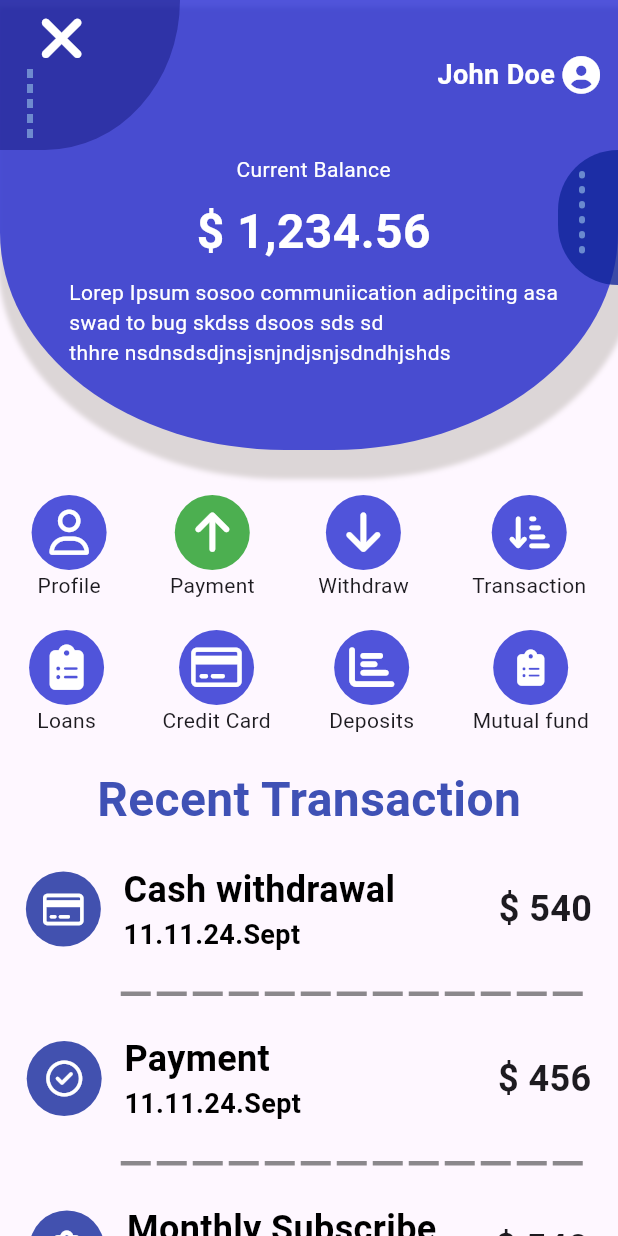
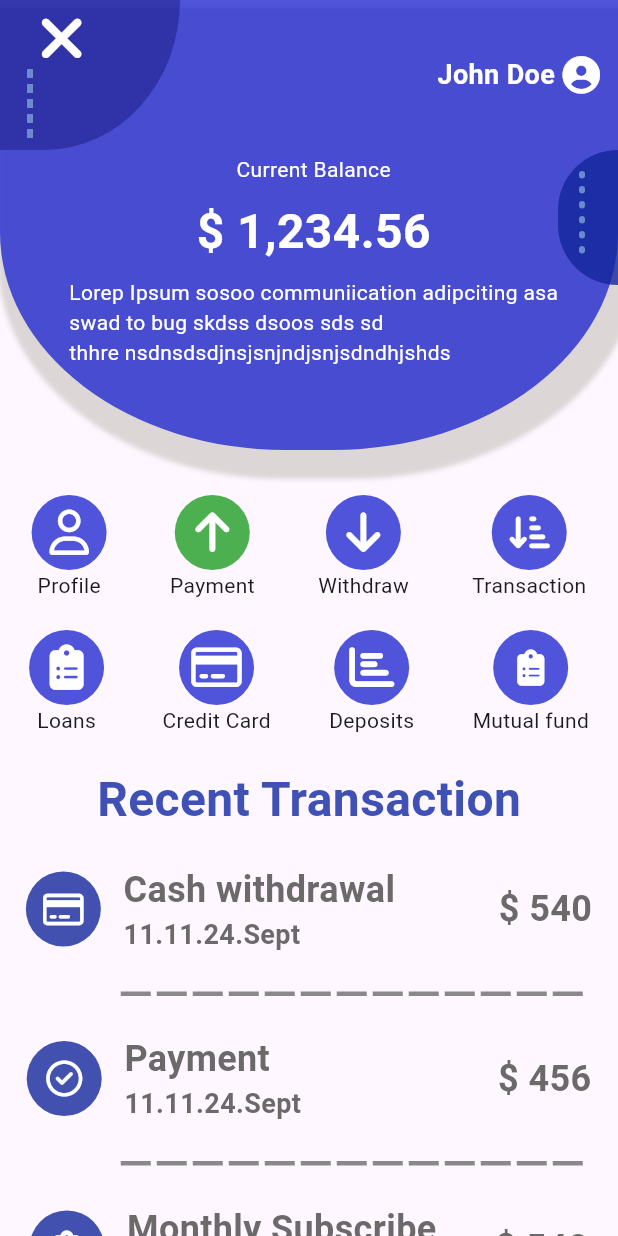
Before and after one commit to ismunta/dashboard, a Flutter app: the screen it shows after launch, on a phone screen of 412 x 824 dp. Run offline on Flutter 3.47's test engine with Material 3 defaults, Android fonts, the phone set to English and light mode, and no system bars; drawn by our look-alikes of dotted_line; our stand-ins replace font_awesome_flutter.

Commit message:
second commit

```diff
--- a/lib/home.dart
+++ b/lib/home.dart
@@ -338,14 +338,14 @@ class Myhome extends StatelessWidget {
                         Text(
                           "Cash withdrawal",
                           style: TextStyle(
-                              color: Colors.black,
+                              color: Color(0xd9525050),
                               fontWeight: FontWeight.bold,
                               fontSize: 24),
                         ),
                         Text(
                           "11.11.24.Sept",
                           style: TextStyle(
-                              color: Colors.black,
+                              color: Color(0xd9525050),
                               fontWeight: FontWeight.bold,
                               fontSize: 18),
                         ),
@@ -355,7 +355,7 @@ class Myhome extends StatelessWidget {
                   const SizedBox(),
                   const Text(
                     "\$ 540",
-                    style: TextStyle(fontSize: 24, fontWeight: FontWeight.bold),
+                    style: TextStyle(color:Color(0xd9525050),fontSize: 24, fontWeight: FontWeight.bold),
                   )
                 ],
               ),
@@ -399,14 +399,14 @@ class Myhome extends StatelessWidget {
                         Text(
                           "Payment",
                           style: TextStyle(
-                              color: Colors.black,
+                              color: Color(0xd9525050),
                               fontWeight: FontWeight.bold,
                               fontSize: 24),
                         ),
                         Text(
                           "11.11.24.Sept",
                           style: TextStyle(
-                              color: Colors.black,
+                              color: Color(0xd9525050),
                               fontWeight: FontWeight.bold,
                               fontSize: 18),
                         ),
@@ -418,7 +418,7 @@ class Myhome extends StatelessWidget {
                   ),
                   const Text(
                     "\$ 456",
-                    style: TextStyle(fontSize: 24, fontWeight: FontWeight.bold),
+                    style: TextStyle(color:Color(0xd9525050),fontSize: 24, fontWeight: FontWeight.bold),
                   )
                 ],
               ),
@@ -462,14 +462,14 @@ class Myhome extends StatelessWidget {
                         Text(
                           "Monthly Subscribe",
                           style: TextStyle(
-                              color: Colors.black,
+                              color: Color(0xd9525050),
                               fontWeight: FontWeight.bold,
                               fontSize: 24),
                         ),
                         Text(
                           "11.11.24.Sept",
                           style: TextStyle(
-                              color: Colors.black,
+                              color: Color(0xd9525050),
                               fontWeight: FontWeight.bold,
                               fontSize: 18),
                         ),
@@ -479,7 +479,7 @@ class Myhome extends StatelessWidget {
                   // const SizedBox(),
                   const Text(
                     "\$ 540",
-                    style: TextStyle(fontSize: 24, fontWeight: FontWeight.bold),
+                    style: TextStyle(color: Color(0xd9525050),fontSize: 24, fontWeight: FontWeight.bold),
                   )
                 ],
               ),
@@ -523,14 +523,14 @@ class Myhome extends StatelessWidget {
                         Text(
                           "Grocery Store",
                           style: TextStyle(
-                              color: Colors.black,
+                              color: Color(0xd9525050),
                               fontWeight: FontWeight.bold,
                               fontSize: 24),
                         ),
                         Text(
                           "11.11.24.Sept",
                           style: TextStyle(
-                              color: Colors.black,
+                              color: Color(0xd9525050),
                               fontWeight: FontWeight.bold,
                               fontSize: 18),
                         ),
@@ -542,7 +542,7 @@ class Myhome extends StatelessWidget {
                   ),
                   const Text(
                     "\$ 540",
-                    style: TextStyle(fontSize: 24, fontWeight: FontWeight.bold),
+                    style: TextStyle(color:Color(0xd9525050),fontSize: 24, fontWeight: FontWeight.bold),
                   )
                 ],
               ),
```
